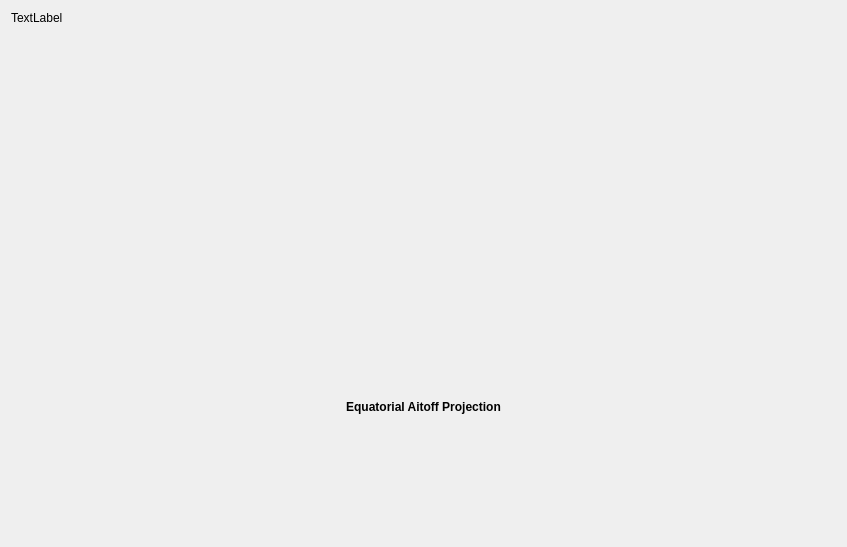
Old version of the form votpreviewdialog.ui in the repository PavelMr/skytechx.
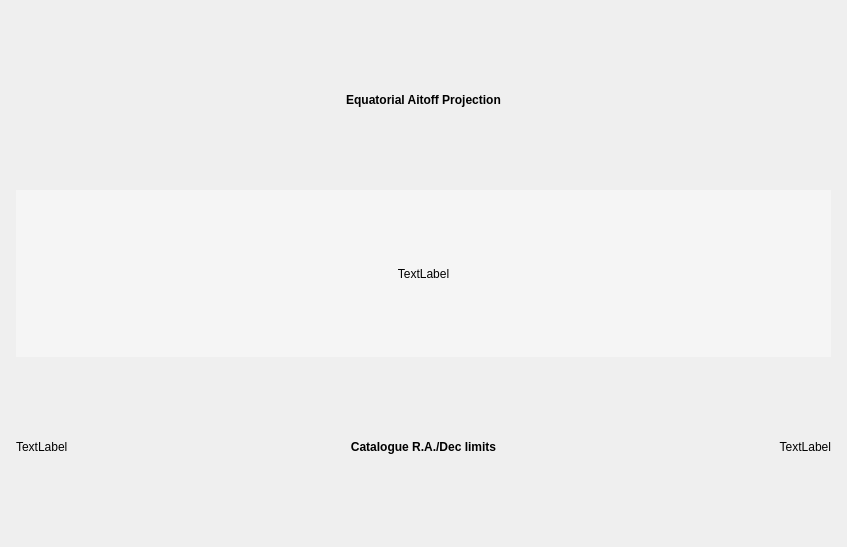
New version of the form.

Diff of the .ui file:
```diff
--- a/votpreviewdialog.ui
+++ b/votpreviewdialog.ui
@@ -16,33 +16,100 @@
   <layout class="QVBoxLayout" name="verticalLayout_2">
    <item>
     <layout class="QVBoxLayout" name="verticalLayout">
+     <property name="leftMargin">
+      <number>5</number>
+     </property>
+     <property name="topMargin">
+      <number>5</number>
+     </property>
+     <property name="rightMargin">
+      <number>5</number>
+     </property>
+     <property name="bottomMargin">
+      <number>5</number>
+     </property>
+     <item>
+      <widget class="QLabel" name="label_2">
+       <property name="font">
+        <font>
+         <weight>75</weight>
+         <bold>true</bold>
+        </font>
+       </property>
+       <property name="text">
+        <string>Equatorial Aitoff Projection</string>
+       </property>
+       <property name="alignment">
+        <set>Qt::AlignCenter</set>
+       </property>
+      </widget>
+     </item>
      <item>
       <widget class="QLabel" name="label">
+       <property name="styleSheet">
+        <string notr="true">background-color: rgb(245, 245, 245);</string>
+       </property>
+       <property name="frameShape">
+        <enum>QFrame::NoFrame</enum>
+       </property>
+       <property name="frameShadow">
+        <enum>QFrame::Plain</enum>
+       </property>
+       <property name="lineWidth">
+        <number>1</number>
+       </property>
+       <property name="midLineWidth">
+        <number>1</number>
+       </property>
        <property name="text">
         <string>TextLabel</string>
        </property>
        <property name="alignment">
-        <set>Qt::AlignLeading|Qt::AlignLeft|Qt::AlignTop</set>
+        <set>Qt::AlignCenter</set>
+       </property>
+       <property name="margin">
+        <number>0</number>
        </property>
       </widget>
      </item>
      <item>
-      <layout class="QHBoxLayout" name="horizontalLayout">
+      <layout class="QVBoxLayout" name="verticalLayout_3">
        <item>
-        <widget class="QLabel" name="label_2">
-         <property name="font">
-          <font>
-           <weight>75</weight>
-           <bold>true</bold>
-          </font>
-         </property>
-         <property name="text">
-          <string>Equatorial Aitoff Projection</string>
-         </property>
-         <property name="alignment">
-          <set>Qt::AlignCenter</set>
-         </property>
-        </widget>
+        <layout class="QHBoxLayout" name="horizontalLayout_2">
+         <item>
+          <widget class="QLabel" name="label_A">
+           <property name="text">
+            <string>TextLabel</string>
+           </property>
+          </widget>
+         </item>
+         <item>
+          <widget class="QLabel" name="label_3">
+           <property name="font">
+            <font>
+             <weight>75</weight>
+             <bold>true</bold>
+            </font>
+           </property>
+           <property name="text">
+            <string>Catalogue R.A./Dec limits</string>
+           </property>
+           <property name="alignment">
+            <set>Qt::AlignCenter</set>
+           </property>
+          </widget>
+         </item>
+         <item>
+          <widget class="QLabel" name="label_B">
+           <property name="text">
+            <string>TextLabel</string>
+           </property>
+           <property name="alignment">
+            <set>Qt::AlignRight|Qt::AlignTrailing|Qt::AlignVCenter</set>
+           </property>
+          </widget>
+         </item>
+        </layout>
        </item>
       </layout>
      </item>
```
Left out of the diff: 3 changed lines with no effect on the pictures.
